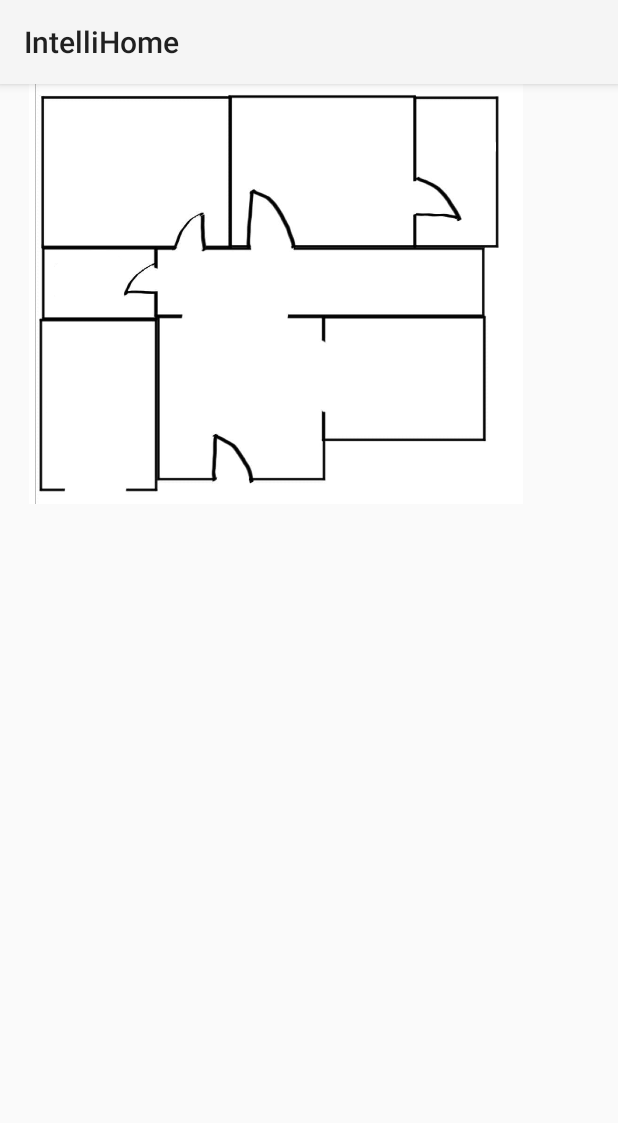
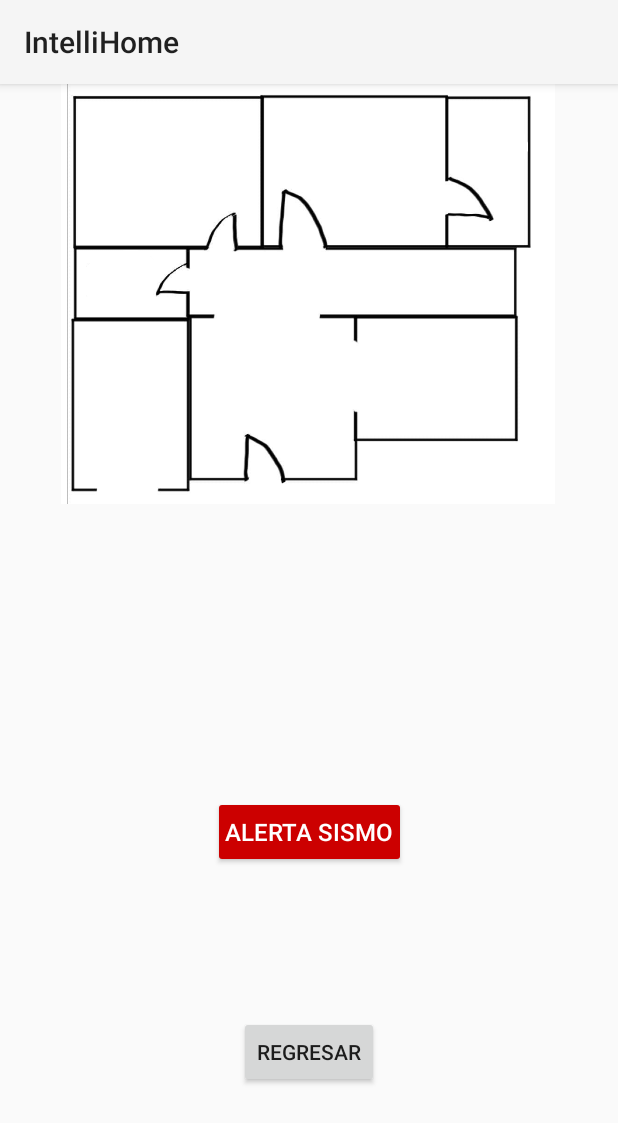
Before and after one commit to yaritzaelena/IntelliHome, an Android app: the TestLeds screen opened directly, with no data from a screen before it, on a phone screen of 412 x 824 dp. Shown: the top 1123 px of the screen. Run offline under Robolectric (Android 15) with nearby library versions, the phone set to English and light mode, and no system bars.

Commit message:
Interfaz alerta terremoto

```diff
--- a/MiPrimerAplicacion/app/src/main/java/com/example/miprimeraplicacion/MainActivity.java
+++ b/MiPrimerAplicacion/app/src/main/java/com/example/miprimeraplicacion/MainActivity.java
@@ -42,8 +42,8 @@ public class MainActivity extends AppCompatActivity {
         new Thread(() -> {
             try {
 
-                //socket = new Socket("192.168.0.152", 1717); //Olman
-                socket = new Socket("192.168.68.104", 1717); //Daniel
+                socket = new Socket("192.168.0.152", 1717); //Olman
+                //socket = new Socket("192.168.68.104", 1717); //Daniel
 
                 //socket = new Socket("192.168.0.106", 1717); //Yaritza
                 out = new PrintWriter(socket.getOutputStream(), true);
--- a/MiPrimerAplicacion/app/src/main/res/layout/test_leds.xml
+++ b/MiPrimerAplicacion/app/src/main/res/layout/test_leds.xml
@@ -1,21 +1,28 @@
 <?xml version="1.0" encoding="utf-8"?>
-<androidx.constraintlayout.widget.ConstraintLayout xmlns:android="http://schemas.android.com/apk/res/android"
+<androidx.constraintlayout.widget.ConstraintLayout
+    xmlns:android="http://schemas.android.com/apk/res/android"
     xmlns:app="http://schemas.android.com/apk/res-auto"
     xmlns:tools="http://schemas.android.com/tools"
     android:layout_width="match_parent"
-    android:layout_height="match_parent">
+    android:layout_height="match_parent"
+    tools:context=".TestLeds">
 
+    <!-- Grupo de elementos -->
     <androidx.constraintlayout.widget.Group
         android:id="@+id/group"
         android:layout_width="wrap_content"
         android:layout_height="wrap_content" />
 
+    <!-- Plano de la casa dentro de un FrameLayout -->
     <FrameLayout
         android:id="@+id/frameLayout"
         android:layout_width="369dp"
         android:layout_height="306dp"
-        tools:layout_editor_absoluteX="26dp"
-        tools:layout_editor_absoluteY="136dp">
+        app:layout_constraintTop_toTopOf="parent"
+        app:layout_constraintStart_toStartOf="parent"
+        app:layout_constraintEnd_toEndOf="parent"
+        tools:layout_editor_absoluteX="16dp"
+        tools:layout_editor_absoluteY="150dp">
 
         <ImageView
             android:id="@+id/imageView"
@@ -23,62 +30,50 @@
             android:layout_height="280dp"
             app:srcCompat="@drawable/esquema_casa" />
 
-        <View
-            android:id="@+id/viewBano"
+        <!-- Zonas de la casa -->
+        <View android:id="@+id/viewBano"
             android:layout_width="75dp"
             android:layout_height="42dp"
             android:layout_marginLeft="25dp"
-            android:layout_marginTop="8dp"
-            tools:layout_marginTop="110dp" />
+            android:layout_marginTop="8dp" />
 
-        <View
-            android:id="@+id/viewCorredor"
+        <View android:id="@+id/viewCorredor"
             android:layout_width="212dp"
             android:layout_height="42dp"
             android:layout_marginLeft="107dp"
-            android:layout_marginTop="8dp"
-            tools:layout_marginTop="110dp" />
+            android:layout_marginTop="8dp" />
 
-        <View
-            android:id="@+id/viewGaraje"
+        <View android:id="@+id/viewGaraje"
             android:layout_width="75dp"
             android:layout_height="109dp"
             android:layout_marginLeft="25dp"
-            android:layout_marginTop="8dp"
-            tools:layout_marginTop="159dp" />
+            android:layout_marginTop="8dp" />
 
-        <View
-            android:id="@+id/viewSala"
+        <View android:id="@+id/viewSala"
             android:layout_width="101dp"
             android:layout_height="104dp"
             android:layout_marginLeft="108dp"
-            android:layout_marginTop="8dp"
-            tools:layout_marginTop="159dp" />
+            android:layout_marginTop="8dp" />
 
-        <View
-            android:id="@+id/viewCocina"
+        <View android:id="@+id/viewCocina"
             android:layout_width="102dp"
             android:layout_height="77dp"
             android:layout_marginLeft="219dp"
-            android:layout_marginTop="8dp"
-            tools:layout_marginTop="159dp" />
+            android:layout_marginTop="8dp" />
 
-        <View
-            android:id="@+id/viewBano2"
+        <View android:id="@+id/viewBano2"
             android:layout_width="49dp"
             android:layout_height="99dp"
             android:layout_marginLeft="278dp"
             android:layout_marginTop="8dp" />
 
-        <View
-            android:id="@+id/viewHabitacion1"
+        <View android:id="@+id/viewHabitacion1"
             android:layout_width="122dp"
             android:layout_height="99dp"
             android:layout_marginLeft="25dp"
             android:layout_marginTop="8dp" />
 
-        <View
-            android:id="@+id/viewHabitacion2"
+        <View android:id="@+id/viewHabitacion2"
             android:layout_width="119dp"
             android:layout_height="99dp"
             android:layout_marginLeft="152dp"
@@ -86,49 +81,39 @@
 
     </FrameLayout>
 
-    <androidx.constraintlayout.widget.ConstraintLayout
-        android:layout_width="18dp"
-        android:layout_height="729dp"
-        app:layout_constraintEnd_toStartOf="@+id/frameLayout"
-        tools:layout_editor_absoluteY="1dp">
+    <!-- Guía para colocar el botón en la parte inferior -->
+    <androidx.constraintlayout.widget.Guideline
+        android:id="@+id/guidelineBottom"
+        android:layout_width="wrap_content"
+        android:layout_height="wrap_content"
+        android:orientation="horizontal"
+        app:layout_constraintGuide_percent="0.9" />
 
-    </androidx.constraintlayout.widget.ConstraintLayout>
+    <!-- Botón de Alerta de Sismo -->
+    <Button
+        android:id="@+id/buttonAlertaSismo"
+        android:layout_width="wrap_content"
+        android:layout_height="wrap_content"
+        android:text="Alerta Sismo"
+        android:textSize="16sp"
+        android:textColor="@android:color/white"
+        android:backgroundTint="@android:color/holo_red_dark"
+        android:padding="8dp"
+        android:elevation="10dp"
+        app:layout_constraintTop_toBottomOf="@+id/frameLayout"
+        app:layout_constraintBottom_toTopOf="@+id/guidelineBottom"
+        app:layout_constraintStart_toStartOf="parent"
+        app:layout_constraintEnd_toEndOf="parent" />
 
-    <androidx.constraintlayout.widget.ConstraintLayout
-        android:layout_width="19dp"
-        android:layout_height="725dp"
-        app:layout_constraintStart_toEndOf="@+id/frameLayout"
-        tools:layout_editor_absoluteY="5dp">
-
-    </androidx.constraintlayout.widget.ConstraintLayout>
-
-    <TableRow
-        android:id="@+id/tableRow"
-        android:layout_width="322dp"
-        android:layout_height="53dp"
-        android:layout_marginBottom="60dp"
-        app:layout_constraintBottom_toTopOf="@+id/frameLayout"
-        app:layout_constraintEnd_toEndOf="@+id/frameLayout"
-        app:layout_constraintHorizontal_bias="0.382"
-        app:layout_constraintStart_toStartOf="@+id/frameLayout">
-
-        <Button
-            android:id="@+id/button4"
-            android:layout_width="wrap_content"
-            android:layout_height="wrap_content"
-            android:text="Regresar" />
-
-    </TableRow>
-
-    <androidx.constraintlayout.widget.ConstraintLayout
-        android:layout_width="366dp"
-        android:layout_height="61dp"
-        android:layout_marginTop="1dp"
-        android:layout_marginBottom="1dp"
-        app:layout_constraintBottom_toTopOf="@+id/frameLayout"
-        app:layout_constraintTop_toBottomOf="@+id/tableRow"
-        tools:layout_editor_absoluteX="27dp">
-
-    </androidx.constraintlayout.widget.ConstraintLayout>
+    <!-- Botón de Regresar -->
+    <Button
+        android:id="@+id/button4"
+        android:layout_width="wrap_content"
+        android:layout_height="wrap_content"
+        android:text="Regresar"
+        app:layout_constraintTop_toBottomOf="@+id/buttonAlertaSismo"
+        app:layout_constraintBottom_toBottomOf="parent"
+        app:layout_constraintStart_toStartOf="parent"
+        app:layout_constraintEnd_toEndOf="parent" />
 
 </androidx.constraintlayout.widget.ConstraintLayout>
```
Also changed, not shown: MiPrimerAplicacion/app/src/main/java/com/example/miprimeraplicacion/TestLeds.java (+43 -0 lines), MiPrimerAplicacion/app/src/main/res/layout/popup_alerta_sismo.xml (added, +47 -0 lines), MiPrimerAplicacion/app/src/main/res/mipmap-hdpi/alerta_sismo.jpg (added), 1 other file.
